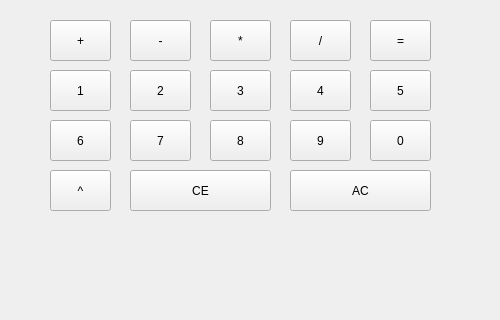
First picture: the form in mainwindow.ui, repository AlHermann1/calc, before the edit; both pictures show x 0 to 500 and y 180 to 500 of the 500 by 500 pixel window.
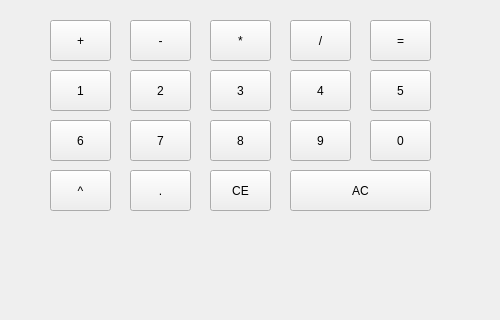
Second picture: the form after the edit.

Diff of the .ui file:
```diff
--- a/mainwindow.ui
+++ b/mainwindow.ui
@@ -251,9 +251,9 @@
    <widget class="QPushButton" name="btnCE">
     <property name="geometry">
      <rect>
-      <x>130</x>
+      <x>210</x>
       <y>350</y>
-      <width>141</width>
+      <width>61</width>
       <height>41</height>
      </rect>
     </property>
@@ -261,6 +261,19 @@
      <string>CE</string>
     </property>
    </widget>
+   <widget class="QPushButton" name="btnPeriod">
+    <property name="geometry">
+     <rect>
+      <x>130</x>
+      <y>350</y>
+      <width>61</width>
+      <height>41</height>
+     </rect>
+    </property>
+    <property name="text">
+     <string>.</string>
+    </property>
+   </widget>
   </widget>
  </widget>
  <resources/>
```
